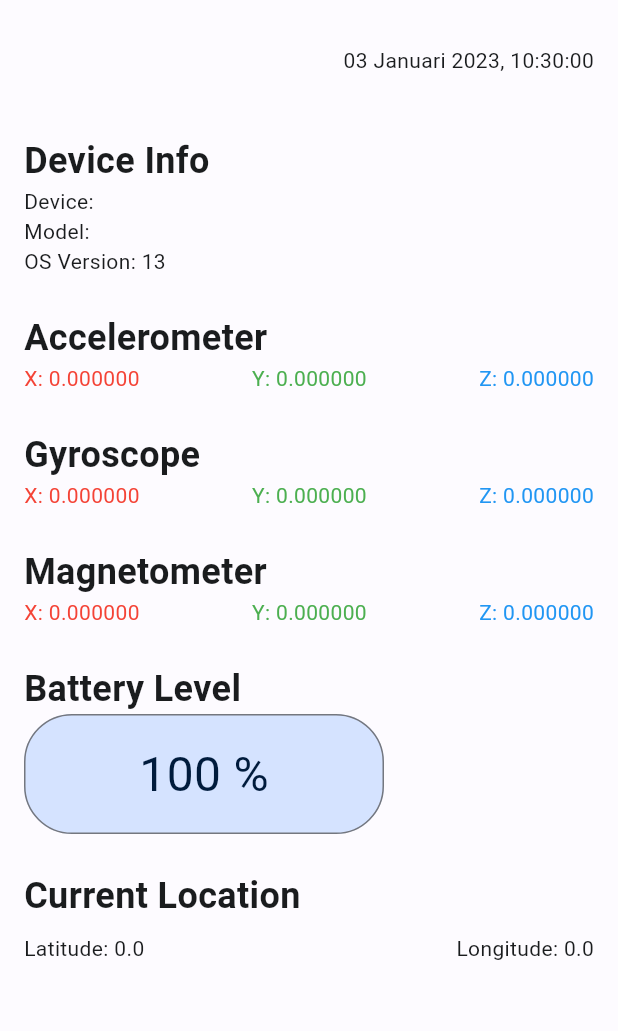
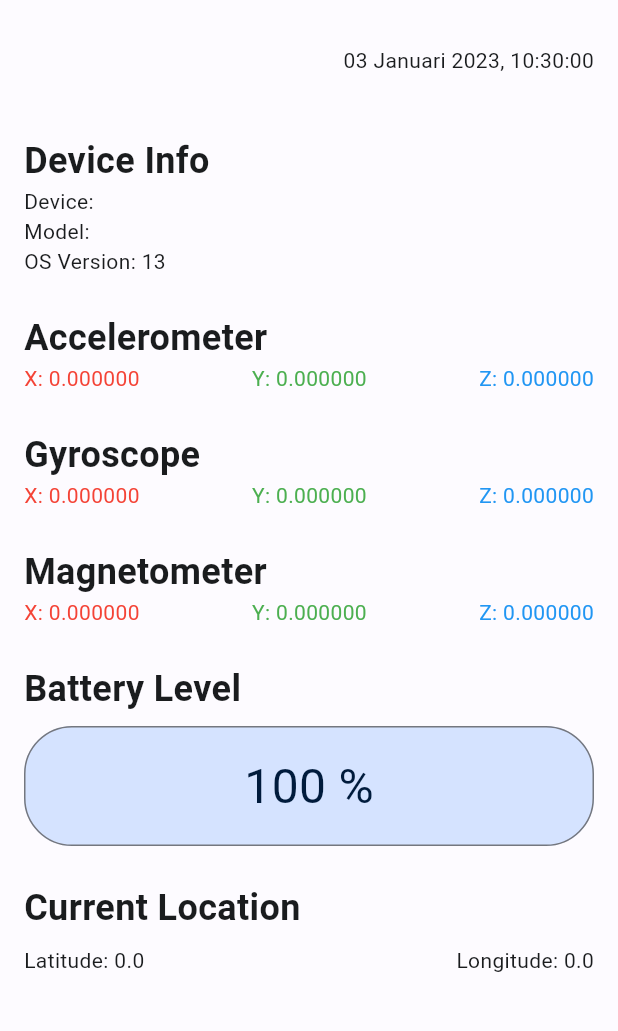
Before and after one commit to ayinmursalin/Flutter-Sensor, a Flutter app: the HomePage screen opened by its route, on a phone screen of 412 x 824 dp, the part 63-1094 px from its top. Run offline on Flutter 3.47's test engine with Material 2 defaults, Android fonts, the phone set to English and light mode, and no system bars; our stand-ins replace battery_plus, device_info_plus, floor, fluttertoast, geolocator, local_auth and 2 more; accounts and stored records are empty; generated files the repository leaves out were written again.

Commit message:
Battery level view update

```diff
--- a/lib/ui/main/dashboard_page.dart
+++ b/lib/ui/main/dashboard_page.dart
@@ -1,5 +1,4 @@
 import 'dart:async';
-import 'dart:developer';
 import 'dart:io';
 
 import 'package:battery_plus/battery_plus.dart';
@@ -298,8 +297,6 @@ class BatteryLevelView extends StatelessWidget {
     required this.percentage,
   }) : super(key: key);
 
-  final double width = 240;
-
   @override
   Widget build(BuildContext context) {
     var icon = Icons.electric_bolt_rounded;
@@ -317,8 +314,10 @@ class BatteryLevelView extends StatelessWidget {
             fontWeight: FontWeight.bold,
           ),
         ),
-        SizedBox(
-          width: 240,
+        Padding(
+          padding: const EdgeInsets.only(top: 8),
+          child: SizedBox(
+            width: MediaQuery.of(context).size.width,
             height: 80,
             child: Stack(
               alignment: Alignment.topLeft,
@@ -370,6 +369,7 @@ class BatteryLevelView extends StatelessWidget {
               ],
             ),
           ),
+        ),
       ],
     );
   }
```
Lines whose indentation alone changed are shown as unchanged.
